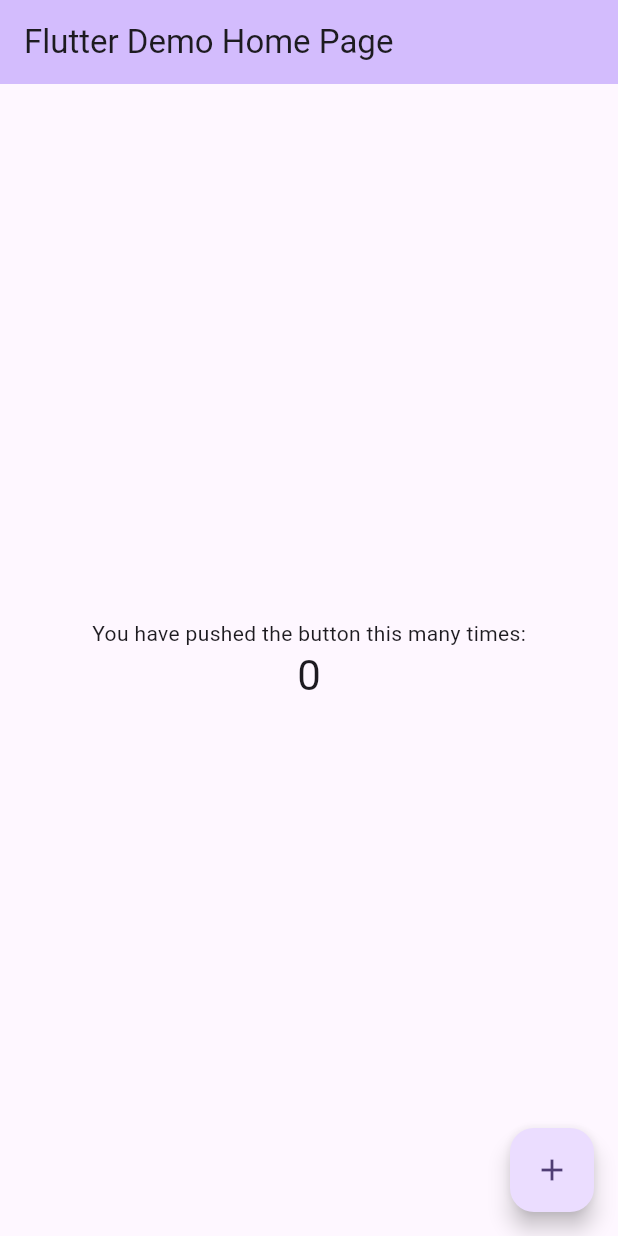
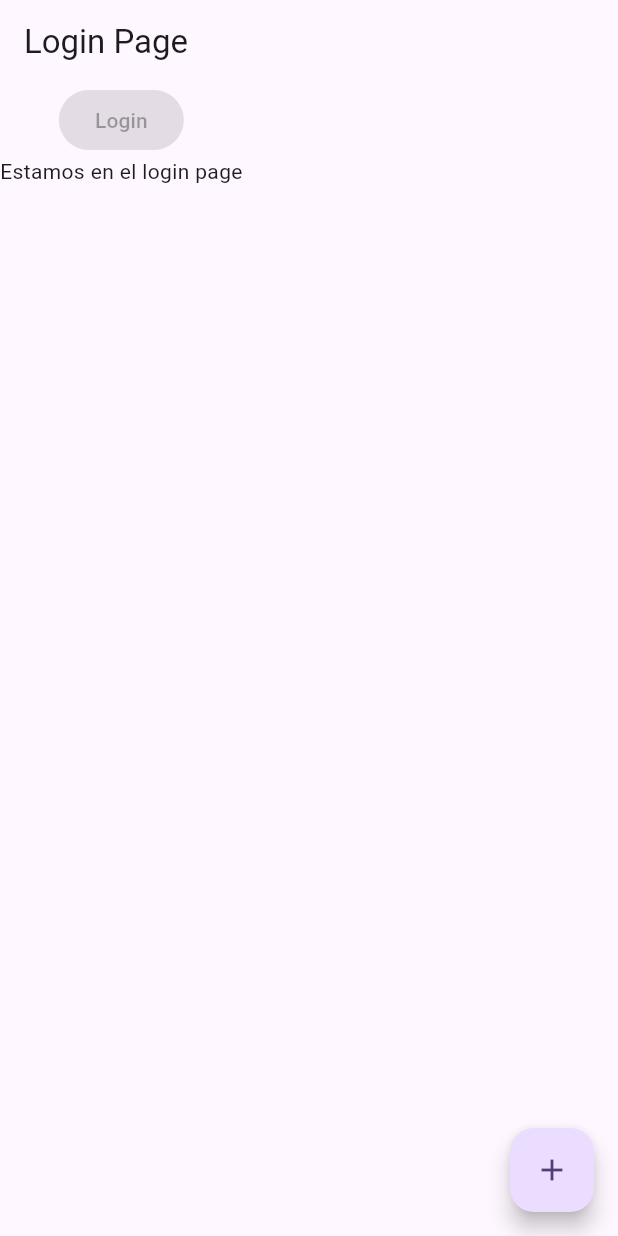
Before and after one commit to alvarocastilla05/PMDM, a Flutter app: the screen it shows after launch, on a phone screen of 412 x 824 dp. Run offline on Flutter 3.47's test engine with Material 3 defaults, Android fonts, the light colour scheme and no system bars.

Commit message:
Aqui ya me va a medias

```diff
--- /dev/null
+++ b/Flutter/app_casa/lib/login-page.dart
@@ -0,0 +1,22 @@
+import 'package:flutter/material.dart';
+
+class LoginPage extends StatelessWidget {
+  const LoginPage({super.key});
+
+  @override
+  Widget build(BuildContext context) {
+    return Scaffold(
+      appBar: AppBar(title: const Text('Login Page')),
+      floatingActionButton: FloatingActionButton(
+        onPressed: () {},
+        child: const Icon(Icons.add)),
+      body: const Column(
+        children: [
+          ElevatedButton(
+            onPressed: null, child: Text('Login')
+          ),
+          Text('Estamos en el login page'),
+        ],
+      ));
+  }
+}
--- a/Flutter/app_casa/lib/main.dart
+++ b/Flutter/app_casa/lib/main.dart
@@ -1,3 +1,4 @@
+import 'package:app_casa/login-page.dart';
 import 'package:flutter/material.dart';
 
 void main() {
@@ -17,7 +18,7 @@ class MyApp extends StatelessWidget {
         colorScheme: ColorScheme.fromSeed(seedColor: Colors.deepPurple),
         useMaterial3: true,
       ),
-      home: const MyHomePage(title: 'Flutter Demo Home Page'),
+      home: const LoginPage(),
     );
   }
 }
```
